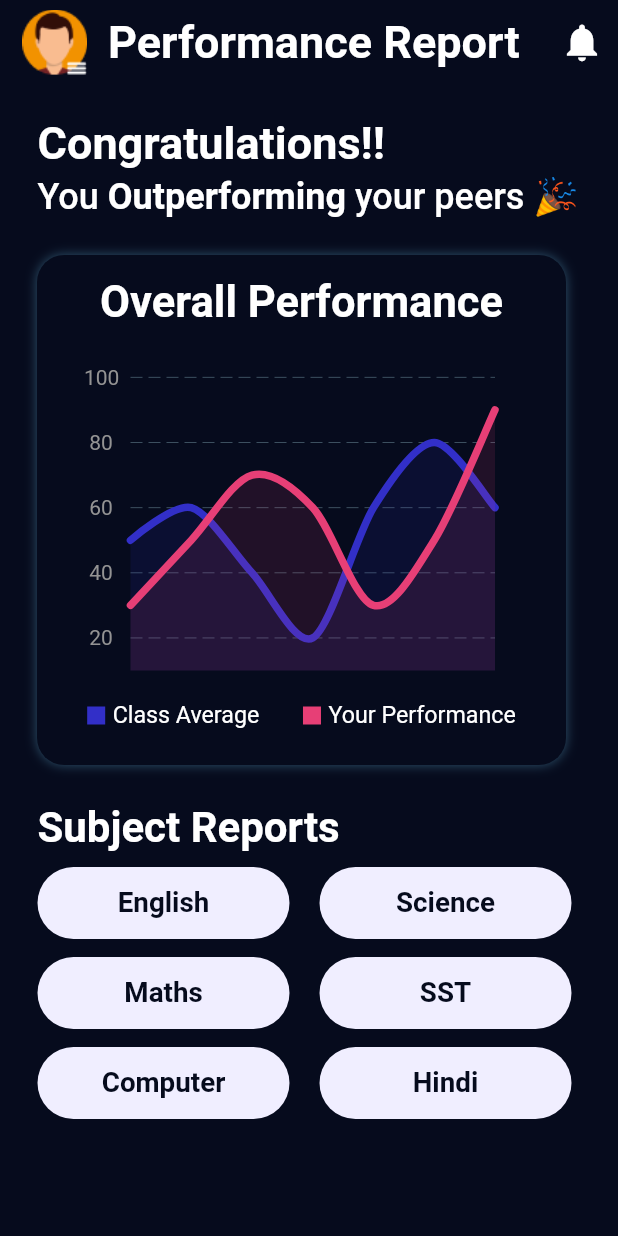
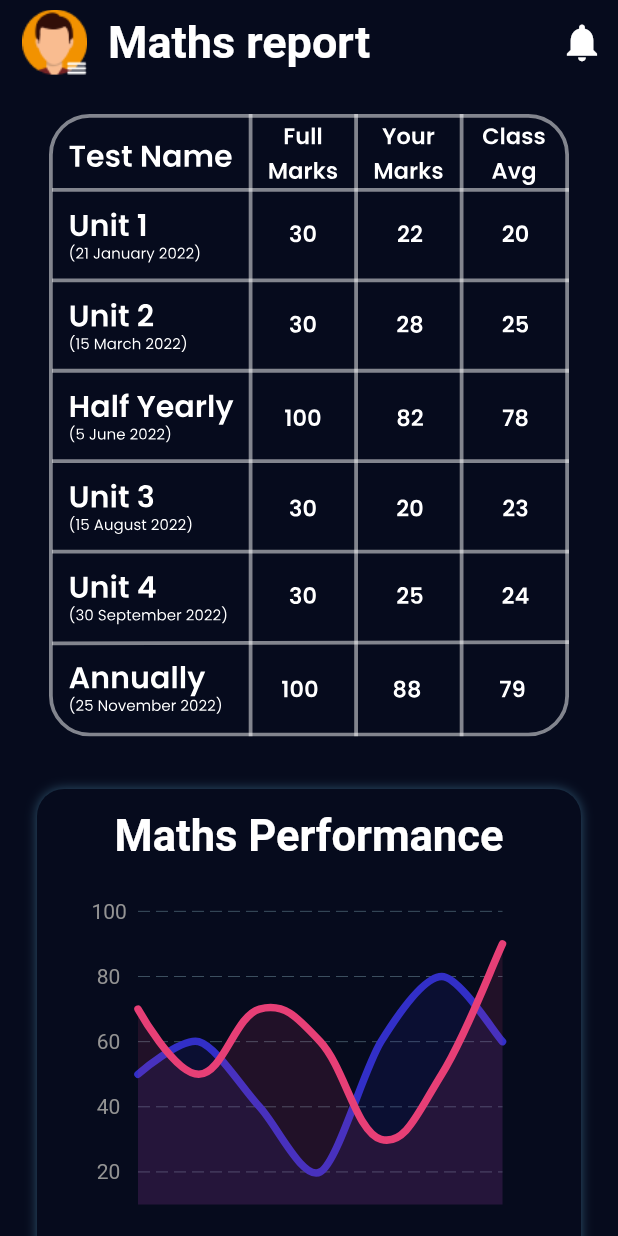
Before and after one commit to SohamXdas/School_ERP_Portal, a Flutter app: the screen it shows after launch, on a phone screen of 412 x 824 dp. Run offline on Flutter 3.47's test engine with Material 2 defaults, Android fonts, the phone set to English and light mode, and no system bars; drawn by our look-alikes of fl_chart; our stand-ins replace flutter_svg; missing offline and left inert: dart:ffi.

Commit message:
~Maths detailed page UI Added

```diff
--- a/lib/Global_widgets/graphs/performance_graphs.dart
+++ b/lib/Global_widgets/graphs/performance_graphs.dart
@@ -41,7 +41,7 @@ SizedBox preformance_overview_graph() {
           ),
           LineChartBarData(
             spots: [
-              FlSpot(0, 30),
+              FlSpot(0, 70),
               FlSpot(1, 50),
               FlSpot(2, 70),
               FlSpot(3, 60),
@@ -51,7 +51,7 @@ SizedBox preformance_overview_graph() {
             ],
             isStrokeCapRound: true,
             isStrokeJoinRound: true,
-            curveSmoothness: 0.32,
+            curveSmoothness: 0.4,
             dotData: FlDotData(show: false),
             color: Color.fromRGBO(231, 63, 118, 1),
             isCurved: true,
--- /dev/null
+++ b/lib/Specific_subject_pages/english_detailed_marks_page.dart
@@ -0,0 +1,355 @@
+import 'package:flutter/material.dart';
+import 'package:flutter_svg/flutter_svg.dart';
+import 'package:student/appbar_global/drawer.dart';
+import 'package:student/Global_widgets/graphs/performance_graphs.dart';
+
+class MathsMarksReportPage extends StatelessWidget {
+  const MathsMarksReportPage({super.key});
+
+  @override
+  Widget build(BuildContext context) {
+    return Scaffold(
+      backgroundColor: const Color.fromRGBO(6, 11, 29, 1),
+      endDrawer: drawer(),
+      appBar: AppBar(
+        elevation: 0,
+        title: const Text(
+          'Maths report',
+          style: TextStyle(fontSize: 30, fontWeight: FontWeight.w600),
+        ),
+        actions: [
+          IconButton(
+            onPressed: () {
+              // TODO: Go to notification page
+            },
+            icon: const Icon(
+              Icons.notifications,
+              size: 30,
+            ),
+          ),
+        ],
+        leading: Builder(
+          builder: (BuildContext context) {
+            return Padding(
+              padding: const EdgeInsets.only(left: 25, right: 8, top: 3),
+              child: IconButton(
+                icon: Transform.scale(
+                  scale: 6.2,
+                  child: Image.asset(
+                    'assets/images/icons/Drawer_icon.png',
+                  ),
+                ),
+                onPressed: () {
+                  Scaffold.of(context).openEndDrawer();
+                },
+              ),
+            );
+          },
+        ),
+      ),
+      body: ListView(
+        children: [
+          Padding(
+            padding: const EdgeInsets.only(top: 20, bottom: 35),
+            child: SizedBox(
+              height: 415,
+              width: 345,
+              child: SvgPicture.asset("assets/images/icons/marks_rpt.svg"),
+            ),
+          ),
+          //! Use this to make real chart in the production app
+          // Padding(
+          //   padding: const EdgeInsets.only(left: 25, right: 25),
+          //   child: SingleChildScrollView(
+          //     scrollDirection: Axis.horizontal,
+          //     child: DataTable(
+          //       columns: const [
+          //         DataColumn(
+          //             label: Padding(
+          //           padding: EdgeInsets.only(),
+          //           child: Column(
+          //             mainAxisAlignment: MainAxisAlignment.end,
+          //             crossAxisAlignment: CrossAxisAlignment.start,
+          //             children: [
+          //               Text('Test Name'),
+          //             ],
+          //           ),
+          //         )),
+          //         DataColumn(
+          //           numeric: true,
+          //           label: Column(
+          //             mainAxisAlignment: MainAxisAlignment.end,
+          //             crossAxisAlignment: CrossAxisAlignment.center,
+          //             children: [
+          //               Text('Full'),
+          //               Text('Marks'),
+          //             ],
+          //           ),
+          //         ),
+          //         DataColumn(
+          //           numeric: true,
+          //           label: Column(
+          //             mainAxisAlignment: MainAxisAlignment.end,
+          //             crossAxisAlignment: CrossAxisAlignment.center,
+          //             children: [
+          //               Text('Your'),
+          //               Text('Marks'),
+          //             ],
+          //           ),
+          //         ),
+          //         DataColumn(
+          //           numeric: true,
+          //           label: Column(
+          //             mainAxisAlignment: MainAxisAlignment.end,
+          //             crossAxisAlignment: CrossAxisAlignment.center,
+          //             children: [
+          //               Text('Class'),
+          //               Text('Avg'),
+          //             ],
+          //           ),
+          //         ),
+          //       ],
+          //       rows: const [
+          //         DataRow(
+          //           cells: [
+          //             DataCell(
+          //               Column(
+          //                 children: [
+          //                   Text('Unit 1'),
+          //                   Text('date'),
+          //                 ],
+          //               ),
+          //             ),
+          //             DataCell(
+          //               Column(
+          //                 mainAxisAlignment: MainAxisAlignment.center,
+          //                 crossAxisAlignment: CrossAxisAlignment.center,
+          //                 children: [
+          //                   Text('30'),
+          //                 ],
+          //               ),
+          //             ),
+          //             DataCell(
+          //               Text('22'),
+          //             ),
+          //             DataCell(
+          //               Text('20'),
+          //             ),
+          //           ],
+          //         ),
+          //         DataRow(
+          //           cells: [
+          //             DataCell(
+          //               Column(
+          //                 children: [
+          //                   Text('Unit 1'),
+          //                   Text('date'),
+          //                 ],
+          //               ),
+          //             ),
+          //             DataCell(
+          //               Text('30'),
+          //             ),
+          //             DataCell(
+          //               Text('28'),
+          //             ),
+          //             DataCell(
+          //               Text('25'),
+          //             ),
+          //           ],
+          //         ),
+          //         DataRow(
+          //           cells: [
+          //             DataCell(
+          //               Column(
+          //                 children: [
+          //                   Text('Unit 1'),
+          //                   Text('date'),
+          //                 ],
+          //               ),
+          //             ),
+          //             DataCell(
+          //               Text('100'),
+          //             ),
+          //             DataCell(
+          //               Text('82'),
+          //             ),
+          //             DataCell(
+          //               Text('78'),
+          //             ),
+          //           ],
+          //         ),
+          //         DataRow(
+          //           cells: [
+          //             DataCell(
+          //               Column(
+          //                 children: [
+          //                   Text('Unit 1'),
+          //                   Text('date'),
+          //                 ],
+          //               ),
+          //             ),
+          //             DataCell(
+          //               Text('30'),
+          //             ),
+          //             DataCell(
+          //               Text('20'),
+          //             ),
+          //             DataCell(
+          //               Text('23'),
+          //             ),
+          //           ],
+          //         ),
+          //         DataRow(
+          //           cells: [
+          //             DataCell(
+          //               Column(
+          //                 children: [
+          //                   Text('Unit 1'),
+          //                   Text('date'),
+          //                 ],
+          //               ),
+          //             ),
+          //             DataCell(
+          //               Text('30'),
+          //             ),
+          //             DataCell(
+          //               Text('20'),
+          //             ),
+          //             DataCell(
+          //               Text('23'),
+          //             ),
+          //           ],
+          //         ),
+          //         DataRow(
+          //           cells: [
+          //             DataCell(
+          //               Column(
+          //                 mainAxisAlignment: MainAxisAlignment.center,
+          //                 crossAxisAlignment: CrossAxisAlignment.center,
+          //                 children: [
+          //                   Text('Unit 1'),
+          //                   Text('date'),
+          //                 ],
+          //               ),
+          //             ),
+          //             DataCell(
+          //               Text('100'),
+          //             ),
+          //             DataCell(
+          //               Text('88'),
+          //             ),
+          //             DataCell(
+          //               Text('79'),
+          //             ),
+          //           ],
+          //         ),
+          //       ],
+          //     ),
+          //   ),
+          // ),
+          Padding(
+            padding: const EdgeInsets.only(left: 25, right: 25, bottom: 50),
+            child: Container(
+              decoration: BoxDecoration(
+                borderRadius: BorderRadius.circular(18),
+                boxShadow: const [
+                  BoxShadow(
+                    color: Color.fromRGBO(121, 216, 255, 0.35),
+                    blurRadius: 6,
+                    spreadRadius: 0,
+                    blurStyle: BlurStyle.outer,
+                  )
+                ],
+              ),
+              child: Card(
+                elevation: 0,
+                color: const Color.fromRGBO(6, 11, 29, 1),
+                child: Column(
+                  children: [
+                    const Center(
+                      child: Padding(
+                        padding: EdgeInsets.only(top: 10),
+                        child: Text(
+                          'Maths Performance',
+                          style: TextStyle(
+                            fontSize: 29,
+                            fontWeight: FontWeight.w600,
+                          ),
+                        ),
+                      ),
+                    ),
+                    Padding(
+                      padding: const EdgeInsets.only(right: 15),
+                      child: Container(
+                        child: preformance_overview_graph(),
+                      ),
+                    ),
+                    Padding(
+                      padding: const EdgeInsets.only(top: 20, bottom: 20),
+                      child: Row(
+                        mainAxisAlignment: MainAxisAlignment.spaceEvenly,
+                        children: [
+                          Container(
+                            child: const Padding(
+                              padding: EdgeInsets.only(left: 0),
+                              child: Row(
+                                children: [
+                                  SizedBox(
+                                    height: 12,
+                                    width: 12,
+                                    child: ColoredBox(
+                                      color: Color.fromRGBO(50, 47, 200, 1),
+                                    ),
+                                  ),
+                                  Padding(
+                                    padding: EdgeInsets.only(left: 5),
+                                    child: Text(
+                                      'Class Average',
+                                      style: TextStyle(
+                                        fontSize: 15.5,
+                                      ),
+                                    ),
+                                  ),
+                                ],
+                              ),
+                            ),
+                          ),
+                          Container(
+                            child: const Padding(
+                              padding: EdgeInsets.only(right: 0),
+                              child: Row(
+                                children: [
+                                  SizedBox(
+                                    height: 12,
+                                    width: 12,
+                                    child: ColoredBox(
+                                      color: Color.fromRGBO(231, 63, 118, 1),
+                                    ),
+                                  ),
+                                  Padding(
+                                    padding: EdgeInsets.only(left: 5),
+                                    child: Text(
+                                      'Your Performance',
+                                      style: TextStyle(
+                                        fontSize: 15.5,
+                                      ),
+                                    ),
+                                  ),
+                                ],
+                              ),
+                            ),
+                          ),
+                        ],
+                      ),
+                    )
+                  ],
+                ),
+              ),
+            ),
+          ),
+        ],
+      ),
+    );
+  }
+}
--- a/lib/main.dart
+++ b/lib/main.dart
@@ -1,6 +1,7 @@
 import 'package:flutter/material.dart';
 import 'package:student/Home%20page/home_page.dart';
 import 'package:student/Preformance_report_page/detailed_performance_report_page.dart';
+import 'package:student/Specific_subject_pages/english_detailed_marks_page.dart';
 import 'package:student/attendence_page/attendence_page.dart';
 
 void main() {
@@ -18,7 +19,7 @@ class MyApp extends StatelessWidget {
           backgroundColor: Color.fromRGBO(6, 11, 29, 1),
         ),
       ),
-      home: const PerformanceReportPage(),
+      home: const MathsMarksReportPage(),
     );
   }
 }
--- a/pubspec.yaml
+++ b/pubspec.yaml
@@ -36,6 +36,7 @@ dependencies:
   # Use with the CupertinoIcons class for iOS style icons.
   cupertino_icons: ^1.0.2
   fl_chart: ^0.64.0
+  flutter_svg: ^2.0.9
   # firebase_core: ^2.21.0
   # firebase_auth: ^4.12.1
   # cloud_firestore: ^4.12.2
@@ -75,6 +76,8 @@ flutter:
     - assets/images/icons/syllabus.png
     - assets/images/icons/timetable.png
     - assets/images/icons/troubleshoot.png
+    - assets/images/icons/marks_rpt.png
+    - assets/images/icons/marks_rpt.svg
 
   # An image asset can refer to one or more resolution-specific "variants", see
   # https://flutter.dev/assets-and-images/#resolution-aware
```
Also changed, not shown: assets/images/icons/marks_rpt.svg (added), pubspec.lock.
